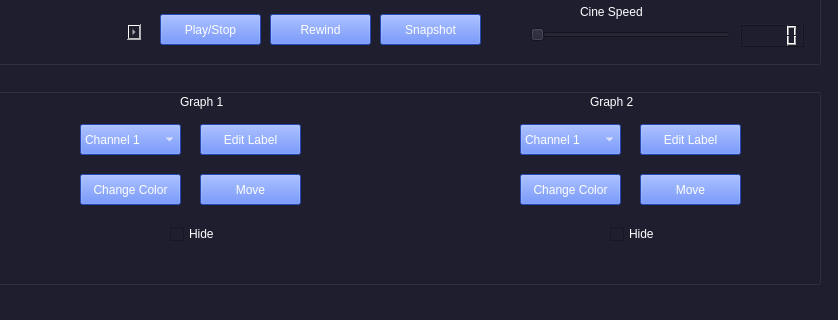
Above: Front_End.ui from MoHazem02/Signal-Viewer before the change; both pictures show x 250 to 1088 and y 485 to 805 of the 1088 by 805 pixel window. Below: the same form after it.
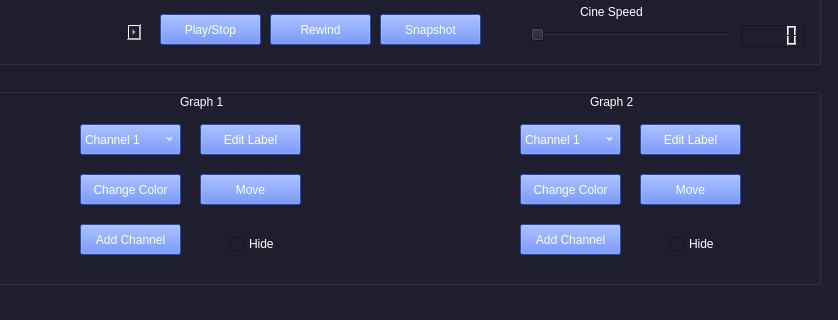
That is the form after the change. Icons and pictures are not drawn. Custom widgets are drawn as their Qt base class.

Commit message: Add Channel Button

Diff of the .ui file:
```diff
--- a/Front_End.ui
+++ b/Front_End.ui
@@ -505,8 +505,8 @@
     <widget class="QCheckBox" name="checkBox">
      <property name="geometry">
       <rect>
-       <x>410</x>
-       <y>150</y>
+       <x>470</x>
+       <y>160</y>
        <width>81</width>
        <height>20</height>
       </rect>
@@ -594,8 +594,8 @@
     <widget class="QCheckBox" name="checkBox_3">
      <property name="geometry">
       <rect>
-       <x>850</x>
-       <y>150</y>
+       <x>910</x>
+       <y>160</y>
        <width>81</width>
        <height>20</height>
       </rect>
@@ -620,6 +620,38 @@
       <string>Export</string>
      </property>
     </widget>
+    <widget class="QPushButton" name="pushButton_20">
+     <property name="geometry">
+      <rect>
+       <x>320</x>
+       <y>150</y>
+       <width>101</width>
+       <height>31</height>
+      </rect>
+     </property>
+     <property name="styleSheet">
+      <string notr="true">background-color:#3366ff;</string>
+     </property>
+     <property name="text">
+      <string>Add Channel</string>
+     </property>
+    </widget>
+    <widget class="QPushButton" name="pushButton_21">
+     <property name="geometry">
+      <rect>
+       <x>760</x>
+       <y>150</y>
+       <width>101</width>
+       <height>31</height>
+      </rect>
+     </property>
+     <property name="styleSheet">
+      <string notr="true">background-color:#3366ff;</string>
+     </property>
+     <property name="text">
+      <string>Add Channel</string>
+     </property>
+    </widget>
    </widget>
   </widget>
   <widget class="QMenuBar" name="menubar">
```
